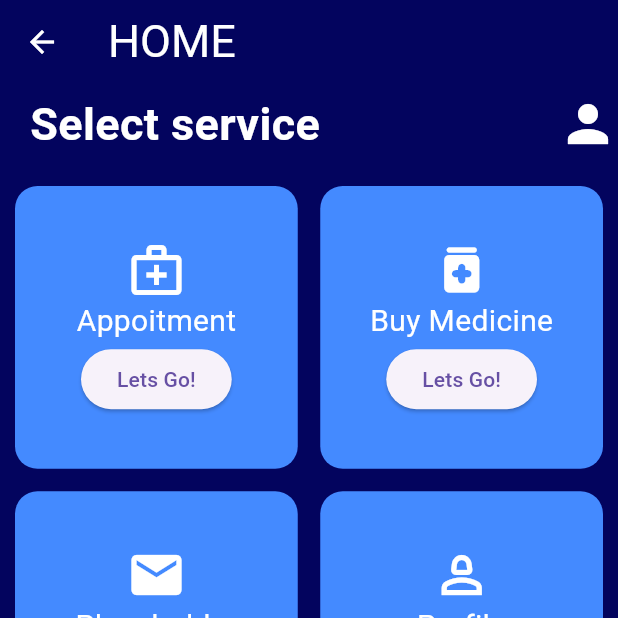
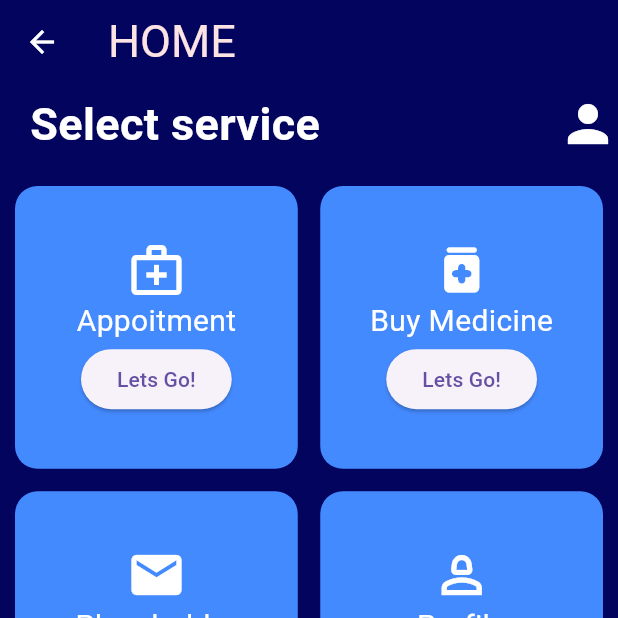
Before and after one commit to Google-Solutions-Challenge/PharmaQuill-App, a Flutter app: the Home screen opened by its route, on a phone screen of 412 x 824 dp, the top half of it. Run offline on Flutter 3.47's test engine with Material 3 defaults, Android fonts, the phone set to English and light mode, and no system bars; our stand-ins replace google_fonts, gradient_borders; missing offline and left inert: fancy_password_field.

Commit message:
Changed components

```diff
--- a/pharmaquill/lib/components/home.dart
+++ b/pharmaquill/lib/components/home.dart
@@ -3,17 +3,18 @@ import 'package:flutter/material.dart';
 class Item {
   final IconData icon;
   final String text;
+  final String routes;
 
-  Item(this.icon, this.text);
+  Item(this.icon, this.text, this.routes);
 }
 
 final List<Item> items = [
-  Item(Icons.medical_services_outlined, "Appoitment"),
-  Item(Icons.medication_rounded, "Buy Medicine"),
-  Item(Icons.mail, "Placeholder"),
-  Item(Icons.person_2_outlined, "Profile"),
-  Item(Icons.notifications, "Notifications"),
-  Item(Icons.settings_accessibility_outlined, "Settings"),
+  Item(Icons.medical_services_outlined, "Appoitment", "/appointment"),
+  Item(Icons.medication_rounded, "Buy Medicine", "/appointment"),
+  Item(Icons.mail, "Placeholder", "/appointment"),
+  Item(Icons.person_2_outlined, "Profile", "/appointment"),
+  Item(Icons.notifications, "Notifications", "/appointment"),
+  Item(Icons.settings_accessibility_outlined, "Settings", "/appointment"),
 ];
 
 class Home extends StatefulWidget {
@@ -34,7 +35,8 @@ class _HomeState extends State<Home> {
         title: const Text(
           "HOME",
           textAlign: TextAlign.center,
-          style: TextStyle(fontSize: 30, color: Colors.white),
+          style: TextStyle(
+              fontSize: 30, color: Color.fromARGB(255, 253, 228, 228)),
         ),
       ),
       body: Column(
@@ -91,7 +93,7 @@ class _HomeState extends State<Home> {
                           ),
                           ElevatedButton(
                             onPressed: () =>
-                                Navigator.pushNamed(context, '/appointment'),
+                                Navigator.pushNamed(context, item.routes),
                             child: const Text("Lets Go!"),
                           )
                         ],
--- a/pharmaquill/lib/components/splash.dart
+++ b/pharmaquill/lib/components/splash.dart
@@ -40,9 +40,9 @@ class SplashPage extends StatelessWidget {
                       borderRadius: BorderRadius.circular(30))),
               onPressed: () => Navigator.pushNamed(context, '/signup'),
               child: const Text(
-                "Sign Up",
+                "SignUp",
                 textAlign: TextAlign.center,
-                style: TextStyle(color: Colors.white),
+                style: TextStyle(color: Colors.white, fontSize: 25),
               ),
             ),
           ),
--- a/pharmaquill/pubspec.yaml
+++ b/pharmaquill/pubspec.yaml
@@ -32,6 +32,7 @@ dependencies:
     sdk: flutter
   gradient_borders: ^1.0.0
   fancy_password_field: ^2.0.3
+  google_fonts: ^6.1.0
 
   # The following adds the Cupertino Icons font to your application.
   # Use with the CupertinoIcons class for iOS style icons.
```
Also changed, not shown: pharmaquill/lib/components/appointment.dart (+37 -1 lines).
